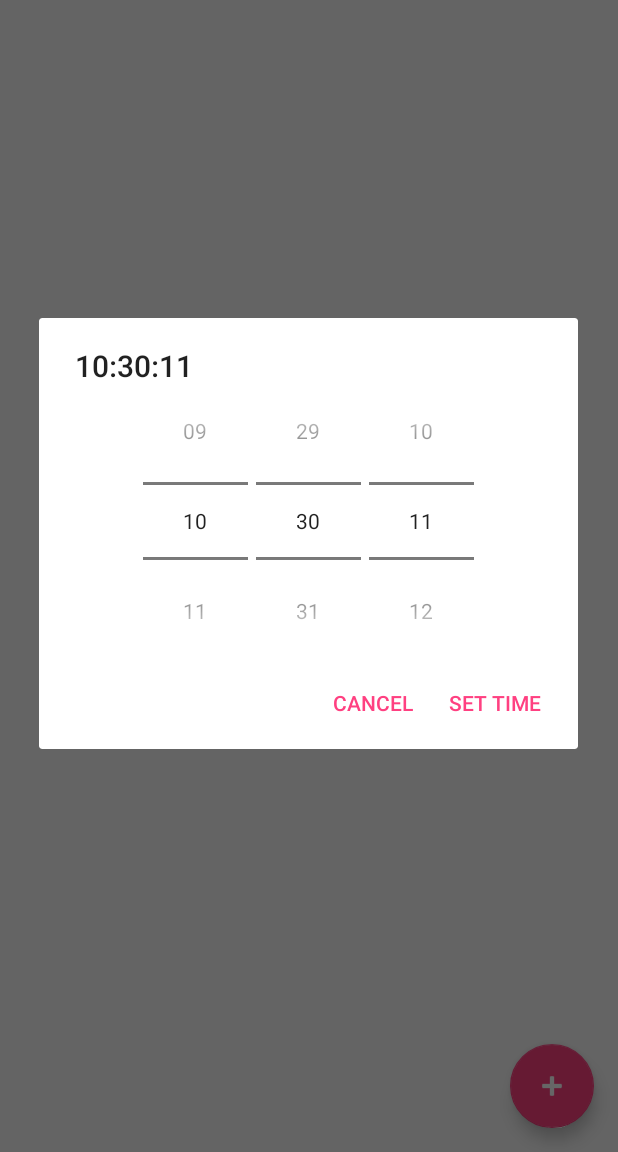
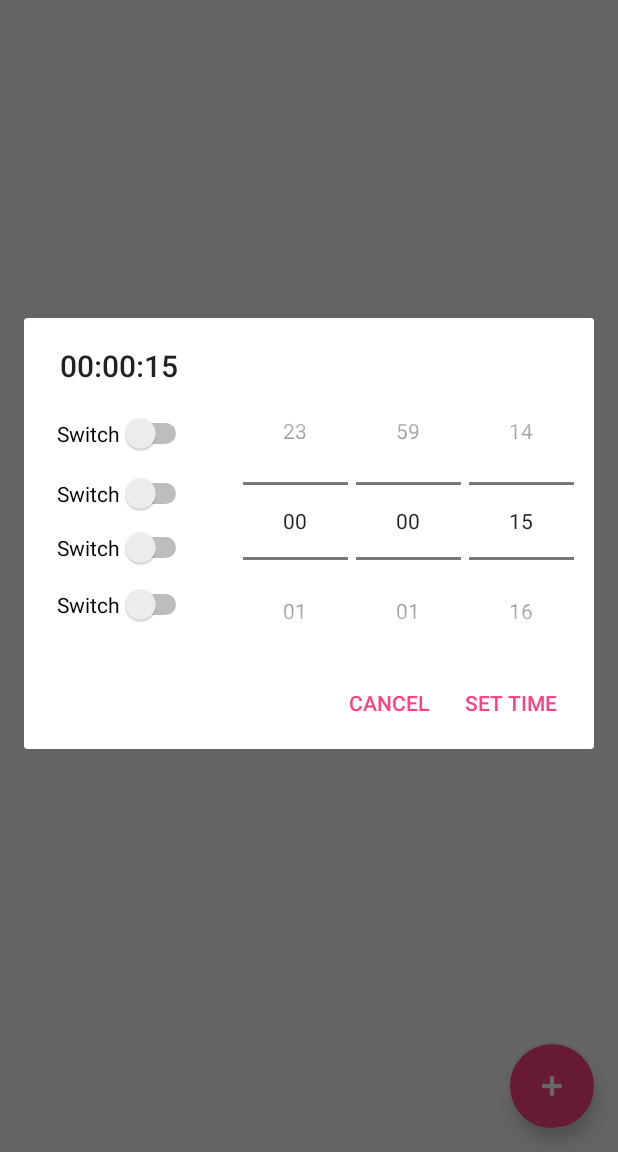
Before and after one commit to josemarcosrf/DroidVan, an Android app: the screen it shows after launch (TimerActivity), after a tap on an icon or button, on a phone screen of 412 x 824 dp, the part 84-1236 px from its top. Run offline under Robolectric (Android 15) with nearby library versions, the phone set to English and light mode, and no system bars; our stand-ins replace Volley; network calls fail.

Commit message:
prototype dialog for light timers

```diff
--- a/app/src/main/java/project/van/the/phionaremote/TimePicker/MyTimePickerDialog.java
+++ b/app/src/main/java/project/van/the/phionaremote/TimePicker/MyTimePickerDialog.java
@@ -30,6 +30,7 @@ import android.text.format.DateFormat;
 import android.view.LayoutInflater;
 import android.view.View;
 import android.view.Window;
+import android.widget.Toast;
 
 import project.van.the.phionaremote.TimePicker.TimePicker.OnTimeChangedListener;
 import project.van.the.phionaremote.R;
@@ -64,6 +65,8 @@ public class MyTimePickerDialog extends AlertDialog implements OnClickListener,
     private final Calendar mCalendar;
     private final java.text.DateFormat mDateFormat;
 
+    private Context context;
+
     int mInitialHourOfDay;
     int mInitialMinute;
     int mInitialSeconds;
@@ -80,8 +83,9 @@ public class MyTimePickerDialog extends AlertDialog implements OnClickListener,
                               OnTimeSetListener callBack,
                               int hourOfDay, int minute, int seconds, boolean is24HourView) {
 
-        this(context, 0,
-                callBack, hourOfDay, minute, seconds, is24HourView);
+//        this(context, 0, callBack, hourOfDay, minute, seconds, is24HourView);
+        this(context, 0, callBack, 0, 0, 15, is24HourView);
+        this.context = context;
     }
 
     /**
@@ -129,6 +133,9 @@ public class MyTimePickerDialog extends AlertDialog implements OnClickListener,
     public void onClick(DialogInterface dialog, int which) {
         if (mCallback != null) {
             mTimePicker.clearFocus();
+            Toast.makeText(context, "TimePickerOnClick", Toast.LENGTH_SHORT).show();
+
+
             mCallback.onTimeSet(mTimePicker, mTimePicker.getCurrentHour(),
                     mTimePicker.getCurrentMinute(), mTimePicker.getCurrentSeconds());
         }
--- a/app/src/main/java/project/van/the/phionaremote/TimePicker/TimePicker.java
+++ b/app/src/main/java/project/van/the/phionaremote/TimePicker/TimePicker.java
@@ -76,7 +76,7 @@ public class TimePicker extends FrameLayout {
     private final NumberPicker mHourPicker;
     private final NumberPicker mMinutePicker;
     private final NumberPicker mSecondPicker;
-    private final Button mAmPmButton;
+//    private final Button mAmPmButton;
     private final String mAmText;
     private final String mPmText;
 
@@ -165,8 +165,8 @@ public class TimePicker extends FrameLayout {
             }
         });
 
-        // am/pm
-        mAmPmButton = (Button) findViewById(R.id.amPm);
+//        // am/pm
+//        mAmPmButton = (Button) findViewById(R.id.amPm);
 
         // now that the hour/minute picker objects have been initialized, set
         // the hour range properly based on the 12/24 hour display mode.
@@ -188,28 +188,28 @@ public class TimePicker extends FrameLayout {
         String[] dfsAmPm = dfs.getAmPmStrings();
         mAmText = dfsAmPm[Calendar.AM];
         mPmText = dfsAmPm[Calendar.PM];
-        mAmPmButton.setText(mIsAm ? mAmText : mPmText);
-        mAmPmButton.setOnClickListener(new OnClickListener() {
-            public void onClick(View v) {
-                requestFocus();
-                if (mIsAm) {
-
-                    // Currently AM switching to PM
-                    if (mCurrentHour < 12) {
-                        mCurrentHour += 12;
-                    }
-                } else {
-
-                    // Currently PM switching to AM
-                    if (mCurrentHour >= 12) {
-                        mCurrentHour -= 12;
-                    }
-                }
-                mIsAm = !mIsAm;
-                mAmPmButton.setText(mIsAm ? mAmText : mPmText);
-                onTimeChanged();
-            }
-        });
+//        mAmPmButton.setText(mIsAm ? mAmText : mPmText);
+//        mAmPmButton.setOnClickListener(new OnClickListener() {
+//            public void onClick(View v) {
+//                requestFocus();
+//                if (mIsAm) {
+//
+//                    // Currently AM switching to PM
+//                    if (mCurrentHour < 12) {
+//                        mCurrentHour += 12;
+//                    }
+//                } else {
+//
+//                    // Currently PM switching to AM
+//                    if (mCurrentHour >= 12) {
+//                        mCurrentHour -= 12;
+//                    }
+//                }
+//                mIsAm = !mIsAm;
+//                mAmPmButton.setText(mIsAm ? mAmText : mPmText);
+//                onTimeChanged();
+//            }
+//        });
 
         if (!isEnabled()) {
             setEnabled(false);
@@ -221,7 +221,7 @@ public class TimePicker extends FrameLayout {
         super.setEnabled(enabled);
         mMinutePicker.setEnabled(enabled);
         mHourPicker.setEnabled(enabled);
-        mAmPmButton.setEnabled(enabled);
+//        mAmPmButton.setEnabled(enabled);
     }
 
     /**
@@ -374,7 +374,7 @@ public class TimePicker extends FrameLayout {
         }
         mHourPicker.setValue(currentHour);
         mIsAm = mCurrentHour < 12;
-        mAmPmButton.setText(mIsAm ? mAmText : mPmText);
+//        mAmPmButton.setText(mIsAm ? mAmText : mPmText);
         onTimeChanged();
     }
 
@@ -383,12 +383,12 @@ public class TimePicker extends FrameLayout {
             mHourPicker.setMinValue(0);
             mHourPicker.setMaxValue(23);
             mHourPicker.setFormatter(TWO_DIGIT_FORMATTER);
-            mAmPmButton.setVisibility(View.GONE);
+//            mAmPmButton.setVisibility(View.GONE);
         } else {
             mHourPicker.setMinValue(1);
             mHourPicker.setMaxValue(12);
             mHourPicker.setFormatter(null);
-            mAmPmButton.setVisibility(View.VISIBLE);
+//            mAmPmButton.setVisibility(View.VISIBLE);
         }
     }
 
--- a/app/src/main/java/project/van/the/phionaremote/TimerActivity.java
+++ b/app/src/main/java/project/van/the/phionaremote/TimerActivity.java
@@ -51,8 +51,7 @@ public class TimerActivity extends BaseLayout {
 
         timersListener = response -> {
             Log.d(TAG, response.toString());
-            Toast.makeText(context,
-                    "Timers: " + response.toString(), Toast.LENGTH_SHORT).show();
+            Toast.makeText(context, "Timers: " + response.toString(), Toast.LENGTH_SHORT).show();
         };
 
         // check the current lights state to adjust the switches
@@ -61,18 +60,15 @@ public class TimerActivity extends BaseLayout {
 
     public void showPicker(){
         Calendar now = Calendar.getInstance();
-        MyTimePickerDialog mTimePicker = new MyTimePickerDialog(this, new MyTimePickerDialog.OnTimeSetListener() {
-
-            @Override
-            public void onTimeSet(TimePicker view, int hours, int minutes, int seconds) {
+        MyTimePickerDialog mTimePicker = new MyTimePickerDialog(this, (view, hours, minutes, seconds) -> {
             // TODO Auto-generated method stub
             String timePicked = getString(R.string.time) + String.format("%02d", hours)+
                     ":" + String.format("%02d", minutes) +
                     ":" + String.format("%02d", seconds);
             Log.i(TAG, "Delay " + timePicked);
             Toast.makeText(context,"Setting: " + timePicked, Toast.LENGTH_SHORT).show();
-                req.setTimerRequest("main", false, hours * 3600 + 60 * minutes + seconds);
-            }
+            req.setTimerRequest("main", false,
+                    hours * 3600 + 60 * minutes + seconds);
         }, now.get(Calendar.HOUR_OF_DAY), now.get(Calendar.MINUTE), now.get(Calendar.SECOND), true);
         mTimePicker.show();
     }
--- a/app/src/main/res/layout/time_picker_dialog.xml
+++ b/app/src/main/res/layout/time_picker_dialog.xml
@@ -17,14 +17,70 @@
 ** limitations under the License.
 */
 -->
-<LinearLayout  xmlns:android="http://schemas.android.com/apk/res/android"
-    android:layout_width="wrap_content"
-    android:layout_height="wrap_content"
-    android:gravity="center_horizontal">
+<android.widget.RelativeLayout  xmlns:android="http://schemas.android.com/apk/res/android"
+
+        android:layout_width="match_parent"
+        android:layout_height="match_parent"
+        android:orientation="vertical">
+
+    <Switch
+        android:id="@+id/switch2"
+        android:layout_width="wrap_content"
+        android:layout_height="wrap_content"
+        android:layout_alignParentTop="true"
+        android:layout_alignStart="@+id/switch3"
+        android:layout_marginTop="58dp"
+        android:layout_weight="1"
+        android:text="Switch"
+        android:layout_alignLeft="@+id/switch3" />
+
+
+    <Switch
+        android:id="@+id/switch4"
+        android:layout_width="wrap_content"
+        android:layout_height="wrap_content"
+        android:layout_alignParentTop="true"
+        android:layout_alignStart="@+id/switch2"
+        android:layout_marginTop="94dp"
+        android:layout_weight="1"
+        android:text="Switch"
+        android:layout_alignLeft="@+id/switch2" />
+
+    <Switch
+        android:id="@+id/switch5"
+        android:layout_width="wrap_content"
+        android:layout_height="wrap_content"
+        android:layout_alignParentTop="true"
+        android:layout_alignStart="@+id/switch2"
+        android:layout_marginTop="132dp"
+        android:layout_weight="1"
+        android:text="Switch"
+        android:layout_alignLeft="@+id/switch2" />
+
+    <Switch
+        android:id="@+id/switch3"
+        android:layout_width="wrap_content"
+        android:layout_height="wrap_content"
+        android:layout_alignParentStart="true"
+        android:layout_alignParentTop="true"
+        android:layout_marginStart="22dp"
+        android:layout_marginTop="18dp"
+        android:layout_weight="1"
+        android:text="Switch"
+        android:layout_alignParentLeft="true"
+        android:layout_marginLeft="22dp" />
+
     <project.van.the.phionaremote.TimePicker.TimePicker
         android:id="@+id/timePicker"
-        android:layout_gravity="center_horizontal"
         android:layout_width="wrap_content"
         android:layout_height="wrap_content"
-        />
-</LinearLayout>
+        android:layout_alignParentEnd="true"
+        android:layout_alignParentTop="true"
+        android:layout_gravity="center_horizontal"
+        android:layout_marginEnd="13dp"
+        android:layout_alignParentRight="true"
+        android:layout_marginRight="13dp">
+
+    </project.van.the.phionaremote.TimePicker.TimePicker>
+
+</android.widget.RelativeLayout>
--- a/app/src/main/res/layout/time_picker_widget.xml
+++ b/app/src/main/res/layout/time_picker_widget.xml
@@ -64,18 +64,18 @@
 
     </LinearLayout>
 
-    <!-- AM / PM -->
-    <Button
-        android:id="@+id/amPm"
-        android:layout_width="wrap_content"
-        android:layout_height="wrap_content"
-        android:layout_marginTop="43dip"
-        android:layout_marginStart="5dip"
-        android:layout_marginLeft="5dip"
-        android:paddingStart="20dip"
-        android:paddingEnd="20dip"
-        style="?android:attr/textAppearanceLargeInverse"
-        android:textColor="@android:color/primary_text_light_nodisable"
-        />
+    <!--&lt;!&ndash; AM / PM &ndash;&gt;-->
+    <!--<Button-->
+        <!--android:id="@+id/amPm"-->
+        <!--android:layout_width="wrap_content"-->
+        <!--android:layout_height="wrap_content"-->
+        <!--android:layout_marginTop="43dip"-->
+        <!--android:layout_marginStart="5dip"-->
+        <!--android:layout_marginLeft="5dip"-->
+        <!--android:paddingStart="20dip"-->
+        <!--android:paddingEnd="20dip"-->
+        <!--style="?android:attr/textAppearanceLargeInverse"-->
+        <!--android:textColor="@android:color/primary_text_light_nodisable"-->
+        <!--/>-->
 
 </LinearLayout>
```
Lines whose indentation alone changed are shown as unchanged.
